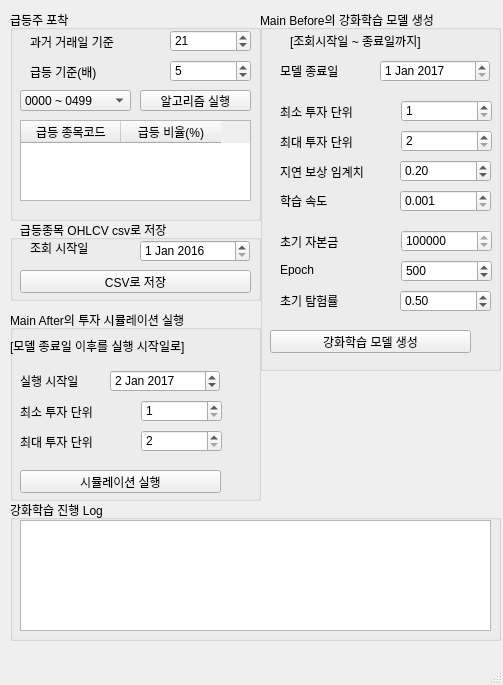
Before: the Qt Designer form preprocess/Preprocess.ui in esjo93/AjouStock, drawn with Qt 5.
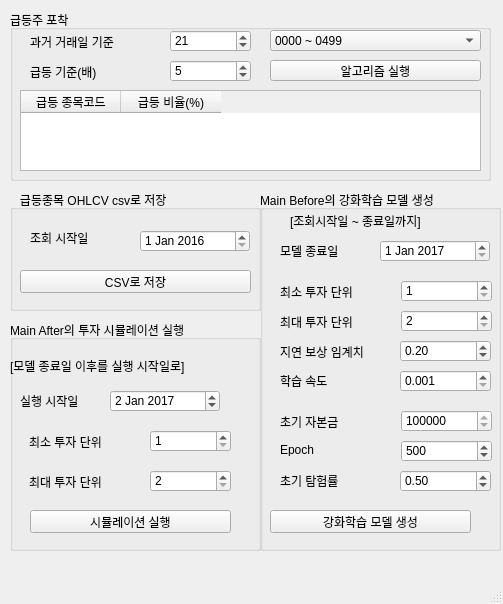
After: the same form once the commit is applied. Icons and pictures are not drawn.

What changed in the file:
```diff
--- a/preprocess/Preprocess.ui
+++ b/preprocess/Preprocess.ui
@@ -7,7 +7,7 @@
     <x>0</x>
     <y>0</y>
     <width>503</width>
-    <height>685</height>
+    <height>604</height>
    </rect>
   </property>
   <property name="windowTitle">
@@ -23,8 +23,8 @@
      <rect>
       <x>10</x>
       <y>10</y>
-      <width>251</width>
-      <height>211</height>
+      <width>481</width>
+      <height>171</height>
      </rect>
     </property>
     <property name="title">
@@ -34,8 +34,8 @@
      <property name="geometry">
       <rect>
        <x>10</x>
-       <y>110</y>
-       <width>231</width>
+       <y>80</y>
+       <width>461</width>
        <height>81</height>
       </rect>
      </property>
@@ -117,9 +117,9 @@
     <widget class="QComboBox" name="comboBox_4">
      <property name="geometry">
       <rect>
-       <x>10</x>
-       <y>80</y>
-       <width>111</width>
+       <x>260</x>
+       <y>20</y>
+       <width>211</width>
        <height>21</height>
       </rect>
      </property>
@@ -152,9 +152,9 @@
     <widget class="QPushButton" name="pushButton_3">
      <property name="geometry">
       <rect>
-       <x>130</x>
-       <y>80</y>
-       <width>111</width>
+       <x>260</x>
+       <y>50</y>
+       <width>211</width>
        <height>21</height>
       </rect>
      </property>
@@ -167,9 +167,9 @@
     <property name="geometry">
      <rect>
       <x>10</x>
-      <y>220</y>
+      <y>190</y>
       <width>251</width>
-      <height>81</height>
+      <height>121</height>
      </rect>
     </property>
     <property name="title">
@@ -179,7 +179,7 @@
      <property name="geometry">
       <rect>
        <x>130</x>
-       <y>20</y>
+       <y>40</y>
        <width>110</width>
        <height>22</height>
       </rect>
@@ -196,7 +196,7 @@
      <property name="geometry">
       <rect>
        <x>10</x>
-       <y>50</y>
+       <y>80</y>
        <width>231</width>
        <height>23</height>
       </rect>
@@ -209,7 +209,7 @@
      <property name="geometry">
       <rect>
        <x>20</x>
-       <y>20</y>
+       <y>40</y>
        <width>101</width>
        <height>16</height>
       </rect>
@@ -223,7 +223,7 @@
     <property name="geometry">
      <rect>
       <x>260</x>
-      <y>10</y>
+      <y>190</y>
       <width>241</width>
       <height>361</height>
      </rect>
@@ -522,9 +522,9 @@
     <property name="geometry">
      <rect>
       <x>10</x>
-      <y>310</y>
+      <y>320</y>
       <width>251</width>
-      <height>191</height>
+      <height>231</height>
      </rect>
     </property>
     <property name="title">
@@ -534,7 +534,7 @@
      <property name="geometry">
       <rect>
        <x>100</x>
-       <y>60</y>
+       <y>70</y>
        <width>110</width>
        <height>22</height>
       </rect>
@@ -551,7 +551,7 @@
      <property name="geometry">
       <rect>
        <x>10</x>
-       <y>63</y>
+       <y>73</y>
        <width>81</width>
        <height>16</height>
       </rect>
@@ -563,8 +563,8 @@
     <widget class="QLabel" name="label_23">
      <property name="geometry">
       <rect>
-       <x>10</x>
-       <y>94</y>
+       <x>19</x>
+       <y>114</y>
        <width>101</width>
        <height>16</height>
       </rect>
@@ -576,8 +576,8 @@
     <widget class="QLabel" name="label_24">
      <property name="geometry">
       <rect>
-       <x>10</x>
-       <y>124</y>
+       <x>19</x>
+       <y>154</y>
        <width>101</width>
        <height>16</height>
       </rect>
@@ -589,8 +589,8 @@
     <widget class="QSpinBox" name="spinBox_11">
      <property name="geometry">
       <rect>
-       <x>131</x>
-       <y>90</y>
+       <x>140</x>
+       <y>110</y>
        <width>81</width>
        <height>22</height>
       </rect>
@@ -605,8 +605,8 @@
     <widget class="QSpinBox" name="spinBox_12">
      <property name="geometry">
       <rect>
-       <x>131</x>
-       <y>120</y>
+       <x>140</x>
+       <y>150</y>
        <width>81</width>
        <height>22</height>
       </rect>
@@ -622,7 +622,7 @@
      <property name="geometry">
       <rect>
        <x>0</x>
-       <y>20</y>
+       <y>30</y>
        <width>241</width>
        <height>31</height>
       </rect>
@@ -634,8 +634,8 @@
     <widget class="QPushButton" name="pushButton_6">
      <property name="geometry">
       <rect>
-       <x>10</x>
-       <y>160</y>
+       <x>20</x>
+       <y>190</y>
        <width>201</width>
        <height>23</height>
       </rect>
@@ -645,29 +645,6 @@
      </property>
     </widget>
    </widget>
-   <widget class="QGroupBox" name="groupBox_9">
-    <property name="geometry">
-     <rect>
-      <x>10</x>
-      <y>500</y>
-      <width>491</width>
-      <height>141</height>
-     </rect>
-    </property>
-    <property name="title">
-     <string>강화학습 진행 Log</string>
-    </property>
-    <widget class="QListWidget" name="listWidget_2">
-     <property name="geometry">
-      <rect>
-       <x>10</x>
-       <y>20</y>
-       <width>471</width>
-       <height>111</height>
-      </rect>
-     </property>
-    </widget>
-   </widget>
   </widget>
   <widget class="QMenuBar" name="menubar">
    <property name="geometry">
```
